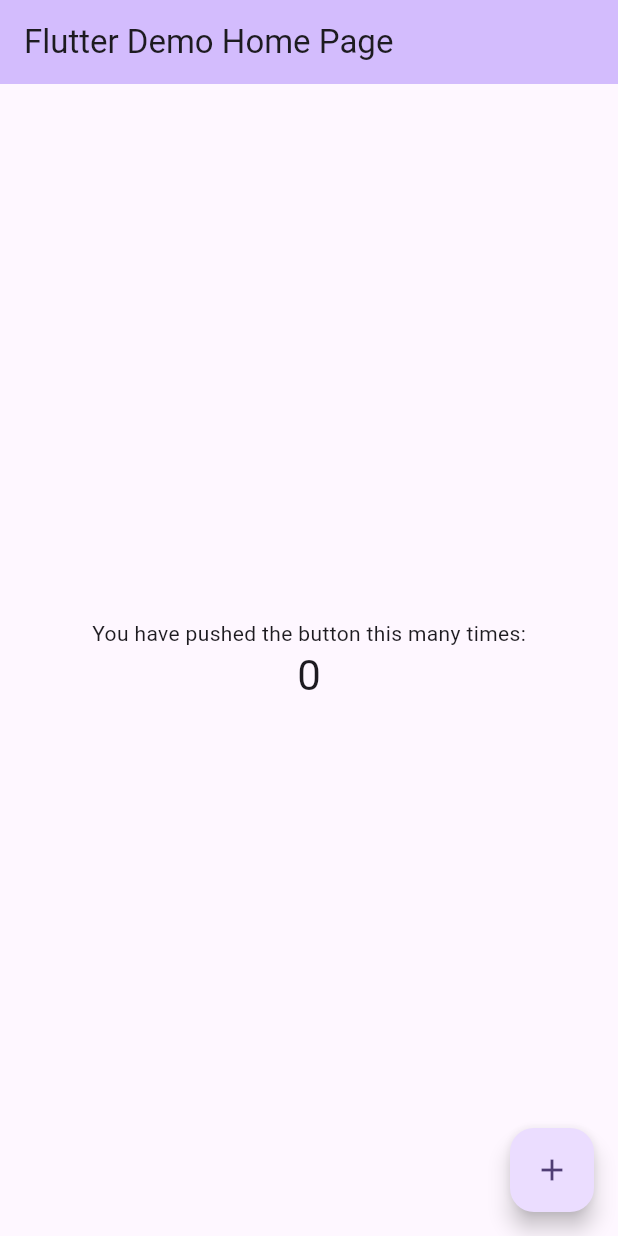
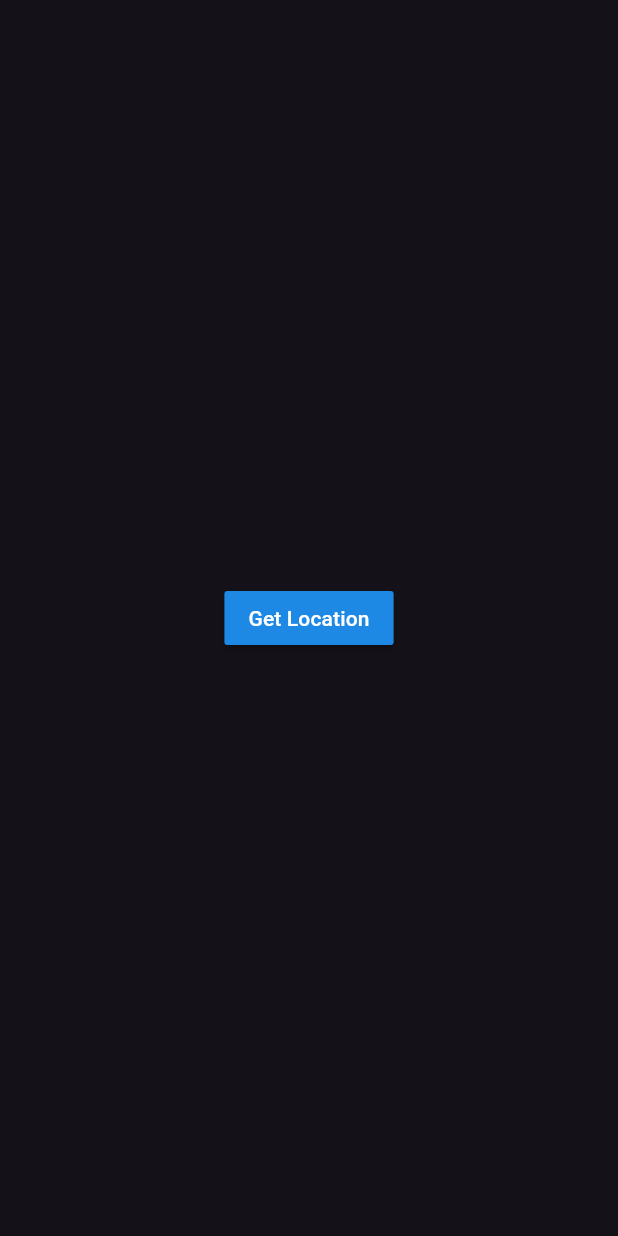
Before and after one commit to JosefTewodros12/flutter-bootcamp, a Flutter app: the screen it shows after launch, on a phone screen of 412 x 824 dp. Run offline on Flutter 3.47's test engine with Material 3 defaults, Android fonts, the phone set to English and light mode, and no system bars; our stand-ins replace audioplayers, font_awesome_flutter, rflutter_alert.

Commit message:
adjust some changes

```diff
--- a/chapter_9/clima/lib/main.dart
+++ b/chapter_9/clima/lib/main.dart
@@ -1,122 +1,14 @@
 import 'package:flutter/material.dart';
+import 'package:clima/screens/loading_screen.dart';
 
-void main() {
-  runApp(const MyApp());
-}
+void main() => runApp(MyApp());
 
 class MyApp extends StatelessWidget {
-  const MyApp({super.key});
-
-  // This widget is the root of your application.
   @override
   Widget build(BuildContext context) {
     return MaterialApp(
-      title: 'Flutter Demo',
-      theme: ThemeData(
-        // This is the theme of your application.
-        //
-        // TRY THIS: Try running your application with "flutter run". You'll see
-        // the application has a purple toolbar. Then, without quitting the app,
-        // try changing the seedColor in the colorScheme below to Colors.green
-        // and then invoke "hot reload" (save your changes or press the "hot
-        // reload" button in a Flutter-supported IDE, or press "r" if you used
-        // the command line to start the app).
-        //
-        // Notice that the counter didn't reset back to zero; the application
-        // state is not lost during the reload. To reset the state, use hot
-        // restart instead.
-        //
-        // This works for code too, not just values: Most code changes can be
-        // tested with just a hot reload.
-        colorScheme: .fromSeed(seedColor: Colors.deepPurple),
-      ),
-      home: const MyHomePage(title: 'Flutter Demo Home Page'),
+      theme: ThemeData.dark(),
+      home: LoadingScreen(),
     );
   }
 }
-
-class MyHomePage extends StatefulWidget {
-  const MyHomePage({super.key, required this.title});
-
-  // This widget is the home page of your application. It is stateful, meaning
-  // that it has a State object (defined below) that contains fields that affect
-  // how it looks.
-
-  // This class is the configuration for the state. It holds the values (in this
-  // case the title) provided by the parent (in this case the App widget) and
-  // used by the build method of the State. Fields in a Widget subclass are
-  // always marked "final".
-
-  final String title;
-
-  @override
-  State<MyHomePage> createState() => _MyHomePageState();
-}
-
-class _MyHomePageState extends State<MyHomePage> {
-  int _counter = 0;
-
-  void _incrementCounter() {
-    setState(() {
-      // This call to setState tells the Flutter framework that something has
-      // changed in this State, which causes it to rerun the build method below
-      // so that the display can reflect the updated values. If we changed
-      // _counter without calling setState(), then the build method would not be
-      // called again, and so nothing would appear to happen.
-      _counter++;
-    });
-  }
-
-  @override
-  Widget build(BuildContext context) {
-    // This method is rerun every time setState is called, for instance as done
-    // by the _incrementCounter method above.
-    //
-    // The Flutter framework has been optimized to make rerunning build methods
-    // fast, so that you can just rebuild anything that needs updating rather
-    // than having to individually change instances of widgets.
-    return Scaffold(
-      appBar: AppBar(
-        // TRY THIS: Try changing the color here to a specific color (to
-        // Colors.amber, perhaps?) and trigger a hot reload to see the AppBar
-        // change color while the other colors stay the same.
-        backgroundColor: Theme.of(context).colorScheme.inversePrimary,
-        // Here we take the value from the MyHomePage object that was created by
-        // the App.build method, and use it to set our appbar title.
-        title: Text(widget.title),
-      ),
-      body: Center(
-        // Center is a layout widget. It takes a single child and positions it
-        // in the middle of the parent.
-        child: Column(
-          // Column is also a layout widget. It takes a list of children and
-          // arranges them vertically. By default, it sizes itself to fit its
-          // children horizontally, and tries to be as tall as its parent.
-          //
-          // Column has various properties to control how it sizes itself and
-          // how it positions its children. Here we use mainAxisAlignment to
-          // center the children vertically; the main axis here is the vertical
-          // axis because Columns are vertical (the cross axis would be
-          // horizontal).
-          //
-          // TRY THIS: Invoke "debug painting" (choose the "Toggle Debug Paint"
-          // action in the IDE, or press "p" in the console), to see the
-          // wireframe for each widget.
-          mainAxisAlignment: .center,
-          children: [
-            const Text('You have pushed the button this many times:'),
-            Text(
-              '$_counter',
-              style: Theme.of(context).textTheme.headlineMedium,
-            ),
-          ],
-        ),
-      ),
-      floatingActionButton: FloatingActionButton(
-        onPressed: _incrementCounter,
-        tooltip: 'Increment',
-        child: const Icon(Icons.add),
-      ),
-    );
-  }
-}
--- /dev/null
+++ b/chapter_9/clima/lib/screens/loading_screen.dart
@@ -0,0 +1,22 @@
+import 'package:flutter/material.dart';
+
+class LoadingScreen extends StatefulWidget {
+  @override
+  _LoadingScreenState createState() => _LoadingScreenState();
+}
+
+class _LoadingScreenState extends State<LoadingScreen> {
+  @override
+  Widget build(BuildContext context) {
+    return Scaffold(
+      body: Center(
+        child: RaisedButton(
+          onPressed: () {
+            //Get the current location
+          },
+          child: Text('Get Location'),
+        ),
+      ),
+    );
+  }
+}
```
Also changed, not shown: chapter_9/clima/lib/screens/city_screen.dart (added, +51 -0 lines), chapter_9/clima/lib/screens/location_screen.dart (added, +76 -0 lines), chapter_9/clima/lib/services/weather.dart (added, +33 -0 lines), chapter_9/clima/lib/utilities/constants.dart (added, +20 -0 lines), chapter_9/clima/lib/services/location.dart (added), chapter_9/clima/lib/services/networking.dart (added).
